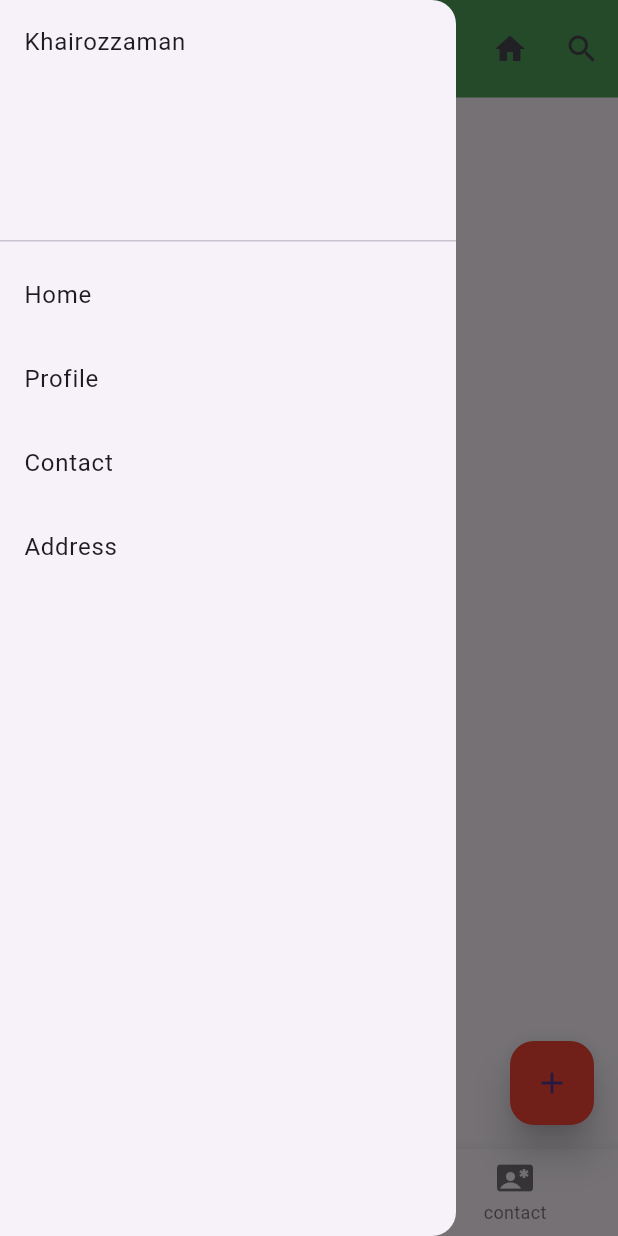
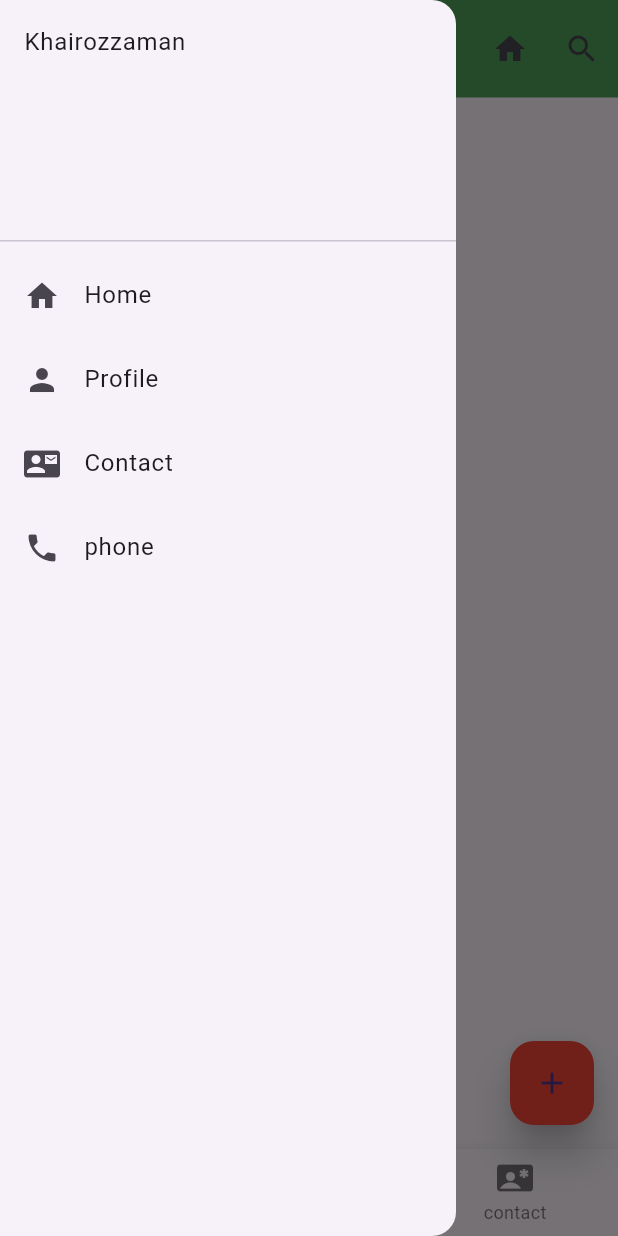
Before and after one commit to khairozzaman91/flutter_learn, a Flutter app: the screen it shows after launch, with the side drawer open, on a phone screen of 412 x 824 dp. Run offline on Flutter 3.47's test engine with Material 3 defaults, Android fonts, the phone set to English and light mode, and no system bars.

Commit message:
drawer add list part

```diff
--- a/lib/main.dart
+++ b/lib/main.dart
@@ -85,11 +85,31 @@ class HomeActivity extends StatelessWidget {
       drawer: Drawer(
         child: ListView(
           children: [
-            DrawerHeader(child: Text("Khairozzaman")),
-            ListTile(title: Text("Home"),),
-            ListTile(title: Text("Profile"),),
-            ListTile(title: Text("Contact"),),
-            ListTile(title: Text("Address"),)
+            DrawerHeader(child: Text("Khairozzaman"),),
+            ListTile(leading: Icon(Icons.home) ,
+              title: Text("Home"),
+              onTap: (){
+              MySnanckBar("Home", context);
+              },
+            ),
+            ListTile(leading: Icon(Icons.person),
+                title: Text("Profile"),
+              onTap: (){
+              MySnanckBar("Profile", context);
+              },
+            ),
+            ListTile(leading: Icon(Icons.contact_mail),
+                title: Text("Contact"),
+                onTap: (){
+                   MySnanckBar("Contact", context);
+                },
+            ),
+            ListTile(leading: Icon(Icons.phone),
+                title: Text("phone"),
+              onTap: (){
+              MySnanckBar("Phone", context);
+              },
+            )
 
 
 
```
